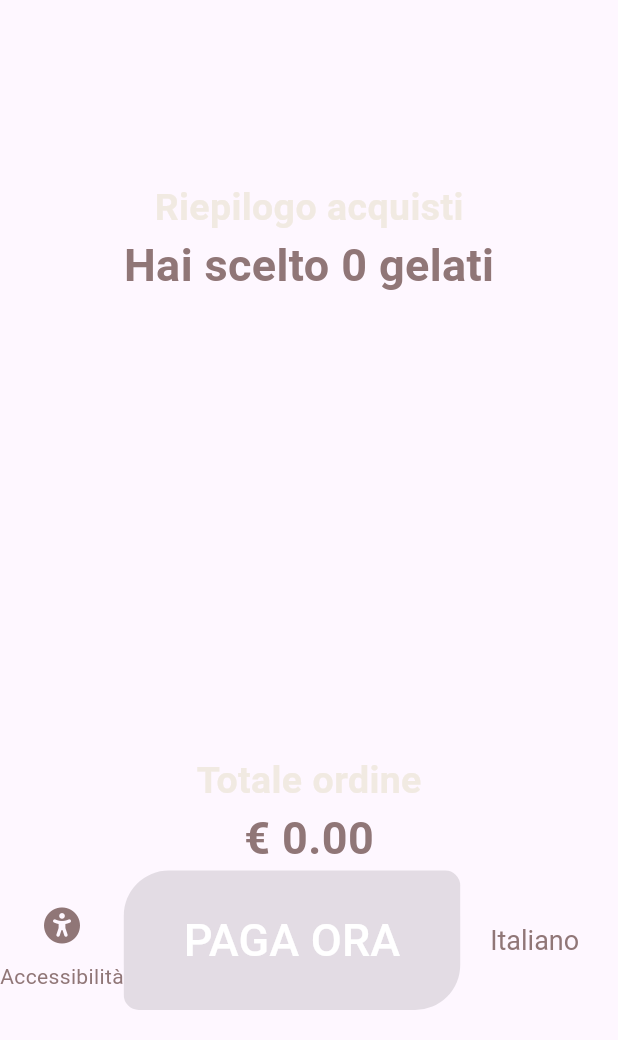
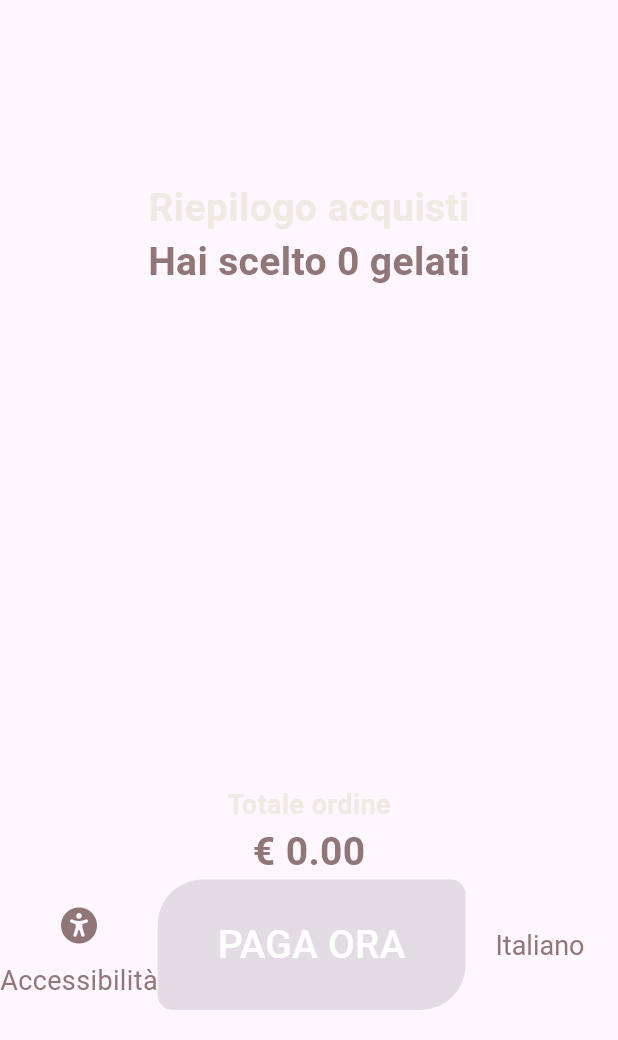
Before and after one commit to Channilol/TotemGelatoHPierre, a Flutter app: the OrderRecapScreen screen opened directly, on a phone screen of 412 x 824 dp, the part 196-1236 px from its top. Run offline on Flutter 3.47's test engine with Material 3 defaults, Android fonts, the phone set to English and light mode, and no system bars; our stand-ins replace badges, flutter_riverpod, flutter_svg, font_awesome_flutter, google_fonts, lottie; missing offline and left inert: json_theme; Roboto replaces fonts that are missing (Courgette).

Commit message:
Modifiche testo responsive

```diff
--- a/lib/screens/order_recap_screen.dart
+++ b/lib/screens/order_recap_screen.dart
@@ -15,6 +15,7 @@ import 'package:totem/providers/language_provider.dart';
 import 'package:totem/providers/order_provider.dart';
 import 'package:totem/screens/payment_screen.dart';
 import 'package:totem/services/my_colors.dart';
+import 'package:totem/services/text.dart';
 import 'package:totem/services/utils.dart';
 
 class OrderRecapScreen extends ConsumerWidget {
@@ -65,7 +66,8 @@ class OrderRecapScreen extends ConsumerWidget {
                                         color: MyColors.colorText,
                                         fontFamily:
                                             GoogleFonts.nunito().fontFamily,
-                                        fontSize: 14))
+                                        fontSize:
+                                            ResponsiveText.medium(context)))
                               ],
                             ),
                           ),
@@ -109,7 +111,8 @@ class OrderRecapScreen extends ConsumerWidget {
                                           color: Colors.white,
                                           fontFamily:
                                               GoogleFonts.nunito().fontFamily,
-                                          fontSize: 14))
+                                          fontSize:
+                                              ResponsiveText.medium(context)))
                                 ],
                               )),
                         ),
@@ -142,7 +145,7 @@ class OrderRecapScreen extends ConsumerWidget {
                     language['orderRecapScreen']['title'],
                     style: TextStyle(
                         fontFamily: GoogleFonts.courgette().fontFamily,
-                        fontSize: 25,
+                        fontSize: ResponsiveText.huge(context),
                         color: MyColors.colorContainer,
                         fontWeight: FontWeight.bold),
                   ),
@@ -150,7 +153,7 @@ class OrderRecapScreen extends ConsumerWidget {
                     (language['orderRecapScreen']['description'] as String)
                         .replaceAll("{}", order.rows.length.toString()),
                     style: TextStyle(
-                        fontSize: 30,
+                        fontSize: ResponsiveText.huge(context),
                         color: MyColors.colorText,
                         fontWeight: FontWeight.bold),
                   ),
@@ -174,7 +177,7 @@ class OrderRecapScreen extends ConsumerWidget {
                     language['orderRecapScreen']['total'],
                     style: TextStyle(
                         fontFamily: GoogleFonts.courgette().fontFamily,
-                        fontSize: 25,
+                        fontSize: ResponsiveText.large(context),
                         color: MyColors.colorContainer,
                         fontWeight: FontWeight.bold),
                   ),
@@ -183,7 +186,7 @@ class OrderRecapScreen extends ConsumerWidget {
                     fractionDigits: 2,
                     value: Utils.getTotalPrice(order.rows),
                     textStyle: TextStyle(
-                        fontSize: 30,
+                        fontSize: ResponsiveText.huge(context),
                         color: MyColors.colorText,
                         fontWeight: FontWeight.bold),
                   ),
@@ -203,7 +206,9 @@ class OrderRecapScreen extends ConsumerWidget {
                           ),
                           Text(
                             language['orderRecapScreen']['accessibility_text'],
-                            style: TextStyle(color: MyColors.colorText),
+                            style: TextStyle(
+                                color: MyColors.colorText,
+                                fontSize: ResponsiveText.large(context)),
                           ),
                         ],
                       ),
@@ -226,7 +231,8 @@ class OrderRecapScreen extends ConsumerWidget {
                               : null,
                           child: Text(language['orderRecapScreen']['payment'],
                               style: TextStyle(
-                                  color: Colors.white, fontSize: 30))),
+                                  color: Colors.white,
+                                  fontSize: ResponsiveText.huge(context)))),
                       LanguagePopup(),
                     ],
                   ),
@@ -240,7 +246,7 @@ class OrderRecapScreen extends ConsumerWidget {
                     (language['orderRecapScreen']['description'] as String)
                         .replaceAll("{}", order.rows.length.toString()),
                     style: TextStyle(
-                        fontSize: 30,
+                        fontSize: ResponsiveText.huge(context),
                         color: MyColors.colorText,
                         fontWeight: FontWeight.bold),
                   ),
@@ -248,7 +254,7 @@ class OrderRecapScreen extends ConsumerWidget {
                     language['orderRecapScreen']['total'],
                     style: TextStyle(
                         fontFamily: GoogleFonts.courgette().fontFamily,
-                        fontSize: 25,
+                        fontSize: ResponsiveText.large(context),
                         color: MyColors.colorContainer,
                         fontWeight: FontWeight.bold),
                   ),
@@ -257,7 +263,7 @@ class OrderRecapScreen extends ConsumerWidget {
                     fractionDigits: 2,
                     value: Utils.getTotalPrice(order.rows),
                     textStyle: TextStyle(
-                        fontSize: 30,
+                        fontSize: ResponsiveText.huge(context),
                         color: MyColors.colorText,
                         fontWeight: FontWeight.bold),
                   ),
@@ -292,7 +298,9 @@ class OrderRecapScreen extends ConsumerWidget {
                           ),
                           Text(
                             language['orderRecapScreen']['accessibility_text'],
-                            style: TextStyle(color: MyColors.colorText),
+                            style: TextStyle(
+                                color: MyColors.colorText,
+                                fontSize: ResponsiveText.large(context)),
                           ),
                         ],
                       ),
@@ -315,7 +323,9 @@ class OrderRecapScreen extends ConsumerWidget {
                             : null,
                         child: Text(
                           language['orderRecapScreen']['payment'],
-                          style: TextStyle(color: Colors.white, fontSize: 25),
+                          style: TextStyle(
+                              color: Colors.white,
+                              fontSize: ResponsiveText.large(context)),
                         ),
                       ),
                       LanguagePopup()
@@ -353,7 +363,8 @@ class OrderRecapScreen extends ConsumerWidget {
                                         color: MyColors.colorText,
                                         fontFamily:
                                             GoogleFonts.nunito().fontFamily,
-                                        fontSize: 25))
+                                        fontSize:
+                                            ResponsiveText.large(context)))
                               ],
                             ),
                           ),
@@ -396,7 +407,8 @@ class OrderRecapScreen extends ConsumerWidget {
                                         color: Colors.white,
                                         fontFamily:
                                             GoogleFonts.nunito().fontFamily,
-                                        fontSize: 25))
+                                        fontSize:
+                                            ResponsiveText.large(context)))
                               ],
                             ),
                           ),
```
Also changed, not shown: lib/components/order_recap_item.dart (+36 -32 lines).
